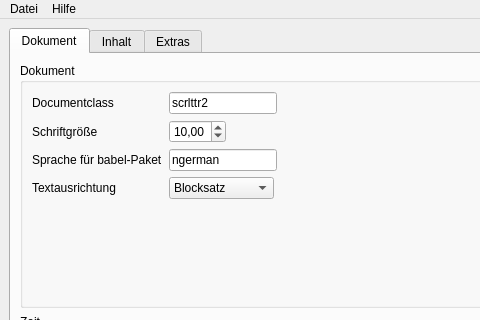
The window that ui/lattr.ui (blblblu/lattr) describes before a commit, drawn with Qt 5; both pictures show x 0 to 480 and y 0 to 320 of the 800 by 600 pixel window.
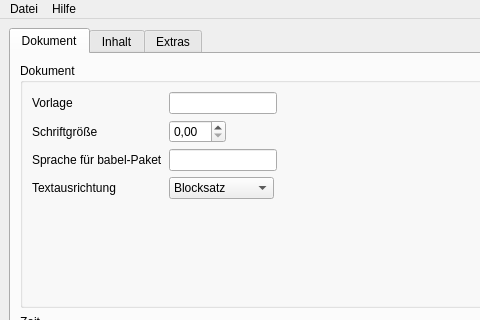
The same window after the commit.

Commit message: next try...

The edit to the form file:
```diff
--- a/ui/lattr.ui
+++ b/ui/lattr.ui
@@ -43,7 +43,7 @@
            <item row="0" column="0">
             <widget class="QLabel" name="LabelDocumentclass">
              <property name="text">
-              <string>Documentclass</string>
+              <string>Vorlage</string>
              </property>
             </widget>
            </item>
@@ -53,7 +53,7 @@
               <bool>true</bool>
              </property>
              <property name="text">
-              <string>scrlttr2</string>
+              <string/>
              </property>
             </widget>
            </item>
@@ -67,7 +67,7 @@
            <item row="1" column="1">
             <widget class="QDoubleSpinBox" name="InputFontsize">
              <property name="value">
-              <double>10.000000000000000</double>
+              <double>0.000000000000000</double>
              </property>
             </widget>
            </item>
@@ -81,7 +81,7 @@
            <item row="2" column="1">
             <widget class="QLineEdit" name="InputLanguage">
              <property name="text">
-              <string>ngerman</string>
+              <string/>
              </property>
             </widget>
            </item>
```
Left out of the diff: 124 changed lines with no effect on the pictures. The commit also changes 2 other files.
